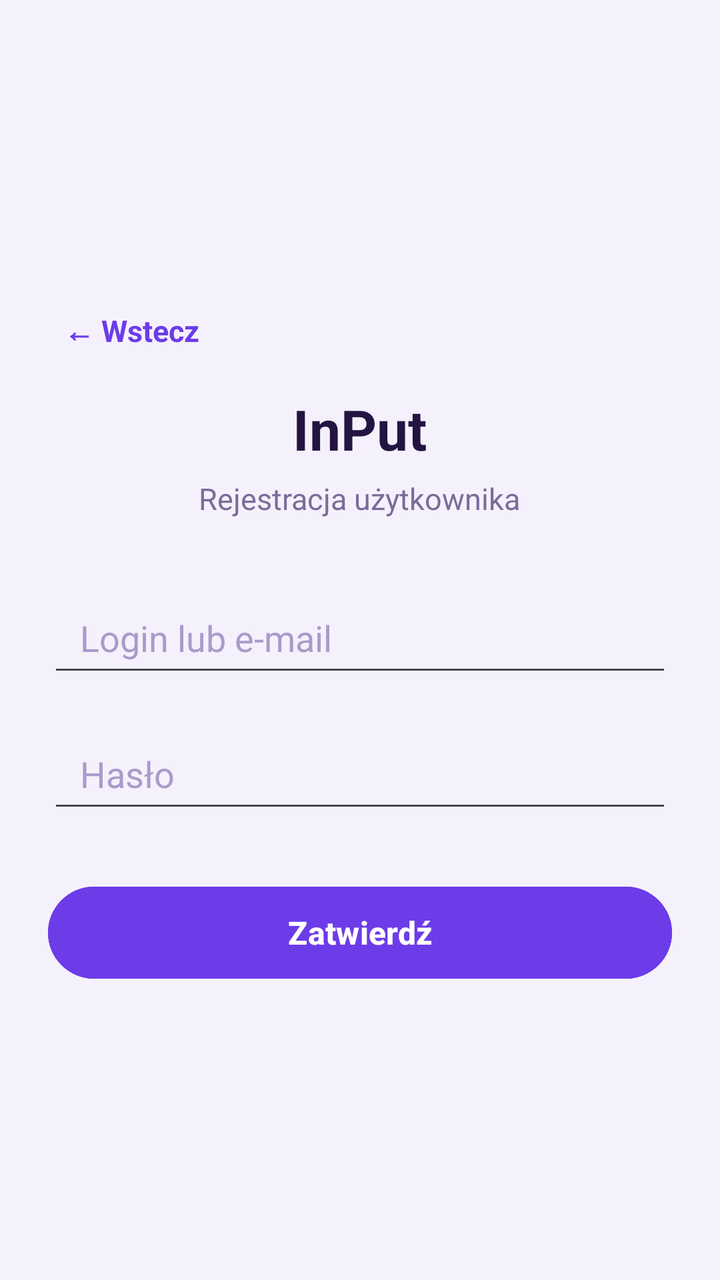
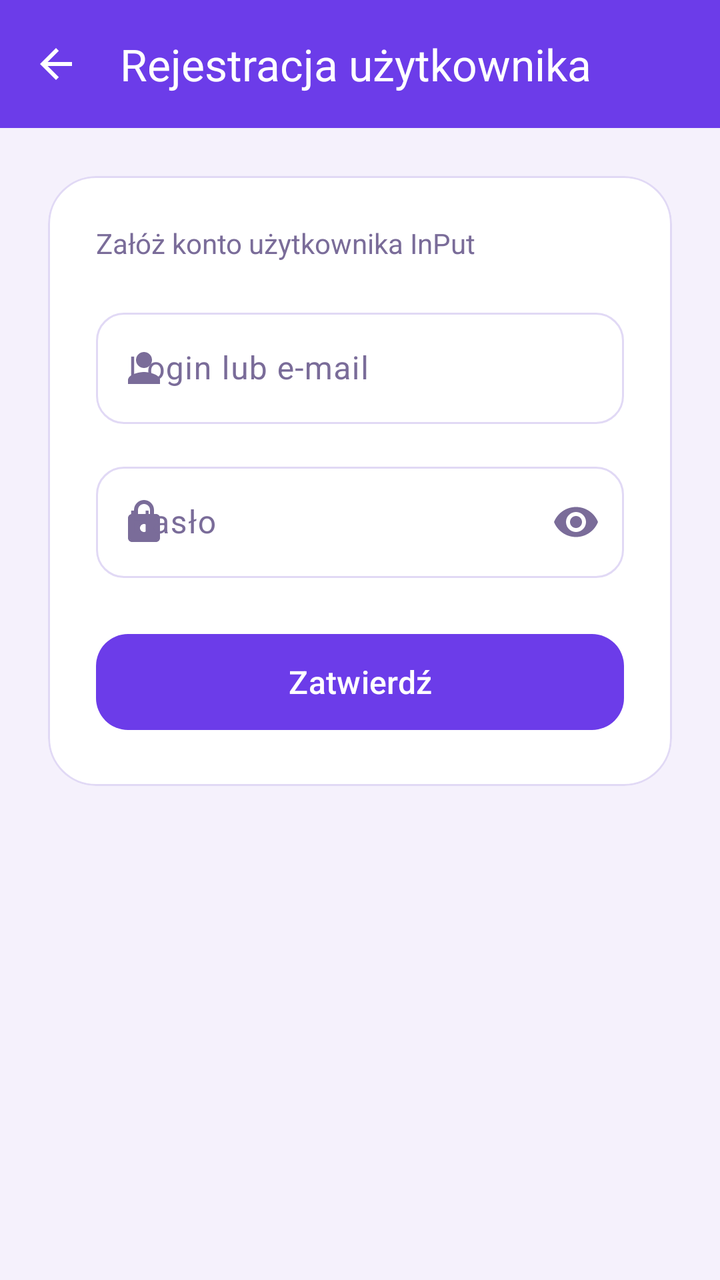

The first picture is an Android layout as it rendered before a commit; the second is the same layout after the commit. The layout source and the unified diff follow.
<!-- AndroidManifest.xml: application theme Theme.DemoEmptyActivity -->
<!-- res/layout/activity_register_user.xml -->
<?xml version="1.0" encoding="utf-8"?>
<androidx.appcompat.widget.LinearLayoutCompat
        xmlns:android="http://schemas.android.com/apk/res/android"
        xmlns:tools="http://schemas.android.com/tools"
        android:id="@+id/main"
        android:layout_width="match_parent"
        android:layout_height="match_parent"
        android:orientation="vertical"
        android:gravity="center"
        android:padding="24dp"
        android:background="@color/purple_background"
        tools:context=".RegisterUserActivity">

    <TextView
            android:id="@+id/btnBack"
            android:layout_width="wrap_content"
            android:layout_height="wrap_content"
            android:layout_gravity="start"
            android:text="← Wstecz"
            android:textColor="@color/purple_primary"
            android:textSize="15sp"
            android:textStyle="bold"
            android:clickable="true"
            android:focusable="true"
            android:padding="8dp"
            android:layout_marginBottom="12dp" />

    <TextView
            android:id="@+id/tvTitle"
            android:layout_width="wrap_content"
            android:layout_height="wrap_content"
            android:text="InPut"
            android:textSize="28sp"
            android:textStyle="bold"
            android:textColor="@color/text_dark"
            android:layout_marginBottom="6dp" />

    <TextView
            android:id="@+id/tvSubtitle"
            android:layout_width="wrap_content"
            android:layout_height="wrap_content"
            android:text="Rejestracja użytkownika"
            android:textSize="15sp"
            android:textColor="@color/text_muted"
            android:layout_marginBottom="32dp" />

    <EditText
            android:id="@+id/etLogin"
            android:layout_width="match_parent"
            android:layout_height="52dp"
            android:hint="Login lub e-mail"
            android:inputType="text"
            android:paddingStart="16dp"
            android:paddingEnd="16dp"
            android:textColor="@color/text_dark"
            android:textColorHint="@color/hint_muted"
            android:layout_marginBottom="16dp" />

    <EditText
            android:id="@+id/etPassword"
            android:layout_width="match_parent"
            android:layout_height="52dp"
            android:hint="Hasło"
            android:inputType="textPassword"
            android:paddingStart="16dp"
            android:paddingEnd="16dp"
            android:textColor="@color/text_dark"
            android:textColorHint="@color/hint_muted"
            android:layout_marginBottom="28dp" />

    <Button
            android:id="@+id/btnSubmit"
            android:layout_width="match_parent"
            android:layout_height="54dp"
            android:text="Zatwierdź"
            android:textSize="16sp"
            android:textStyle="bold"
            android:textColor="@color/white"
            android:backgroundTint="@color/purple_primary" />

</androidx.appcompat.widget.LinearLayoutCompat>
<!-- resources referenced by this layout -->
<resources>
  <color name="hint_muted">#A99BC9</color>
  <color name="purple_background">#F5F1FC</color>
  <color name="purple_primary">#6C3CE9</color>
  <color name="text_dark">#241442</color>
  <color name="text_muted">#7A6C99</color>
  <color name="white">#FFFFFFFF</color>
  <style name="Theme.DemoEmptyActivity" parent="Base.Theme.DemoEmptyActivity" />
  <style name="Base.Theme.DemoEmptyActivity" parent="Theme.Material3.DayNight.NoActionBar">
          <item name="colorPrimary">@color/purple_primary</item>
          <item name="colorPrimaryDark">@color/purple_primary_dark</item>
          <item name="colorOnPrimary">@color/white</item>
          <item name="android:windowBackground">@color/purple_background</item>
      </style>
  <color name="purple_primary_dark">#4B2AAE</color>
</resources>

<!-- the commit's change to res/layout/activity_register_user.xml (unified diff, before → after) -->
@@ -1,81 +1,111 @@
 <?xml version="1.0" encoding="utf-8"?>
-<androidx.appcompat.widget.LinearLayoutCompat
-        xmlns:android="http://schemas.android.com/apk/res/android"
+<LinearLayout xmlns:android="http://schemas.android.com/apk/res/android"
+        xmlns:app="http://schemas.android.com/apk/res-auto"
         xmlns:tools="http://schemas.android.com/tools"
         android:id="@+id/main"
         android:layout_width="match_parent"
         android:layout_height="match_parent"
         android:orientation="vertical"
-        android:gravity="center"
-        android:padding="24dp"
         android:background="@color/purple_background"
         tools:context=".RegisterUserActivity">
 
-    <TextView
-            android:id="@+id/btnBack"
-            android:layout_width="wrap_content"
-            android:layout_height="wrap_content"
-            android:layout_gravity="start"
-            android:text="← Wstecz"
-            android:textColor="@color/purple_primary"
-            android:textSize="15sp"
-            android:textStyle="bold"
-            android:clickable="true"
-            android:focusable="true"
-            android:padding="8dp"
-            android:layout_marginBottom="12dp" />
+    <com.google.android.material.appbar.MaterialToolbar
+            android:id="@+id/toolbar"
+            android:layout_width="match_parent"
+            android:layout_height="?attr/actionBarSize"
+            android:background="@color/purple_primary"
+            app:title="Rejestracja użytkownika"
+            app:titleTextColor="@color/white"
+            app:navigationIcon="@drawable/ic_arrow_back"
+            app:navigationIconTint="@color/white" />
 
-    <TextView
-            android:id="@+id/tvTitle"
-            android:layout_width="wrap_content"
-            android:layout_height="wrap_content"
-            android:text="InPut"
-            android:textSize="28sp"
-            android:textStyle="bold"
-            android:textColor="@color/text_dark"
-            android:layout_marginBottom="6dp" />
+    <androidx.core.widget.NestedScrollView
+            android:layout_width="match_parent"
+            android:layout_height="match_parent">
 
-    <TextView
-            android:id="@+id/tvSubtitle"
-            android:layout_width="wrap_content"
-            android:layout_height="wrap_content"
-            android:text="Rejestracja użytkownika"
-            android:textSize="15sp"
-            android:textColor="@color/text_muted"
-            android:layout_marginBottom="32dp" />
+        <LinearLayout
+                android:layout_width="match_parent"
+                android:layout_height="wrap_content"
+                android:orientation="vertical"
+                android:padding="24dp">
 
-    <EditText
-            android:id="@+id/etLogin"
-            android:layout_width="match_parent"
-            android:layout_height="52dp"
-            android:hint="Login lub e-mail"
-            android:inputType="text"
-            android:paddingStart="16dp"
-            android:paddingEnd="16dp"
-            android:textColor="@color/text_dark"
-            android:textColorHint="@color/hint_muted"
-            android:layout_marginBottom="16dp" />
+            <com.google.android.material.card.MaterialCardView
+                    android:layout_width="match_parent"
+                    android:layout_height="wrap_content"
+                    app:cardCornerRadius="24dp"
+                    app:cardElevation="0dp"
+                    app:strokeWidth="1dp"
+                    app:strokeColor="@color/outline"
+                    app:cardBackgroundColor="@color/surface">
 
-    <EditText
-            android:id="@+id/etPassword"
-            android:layout_width="match_parent"
-            android:layout_height="52dp"
-            android:hint="Hasło"
-            android:inputType="textPassword"
-            android:paddingStart="16dp"
-            android:paddingEnd="16dp"
-            android:textColor="@color/text_dark"
-            android:textColorHint="@color/hint_muted"
-            android:layout_marginBottom="28dp" />
+                <LinearLayout
+                        android:layout_width="match_parent"
+                        android:layout_height="wrap_content"
+                        android:orientation="vertical"
+                        android:padding="24dp">
 
-    <Button
-            android:id="@+id/btnSubmit"
-            android:layout_width="match_parent"
-            android:layout_height="54dp"
-            android:text="Zatwierdź"
-            android:textSize="16sp"
-            android:textStyle="bold"
-            android:textColor="@color/white"
-            android:backgroundTint="@color/purple_primary" />
+                    <TextView
+                            android:layout_width="wrap_content"
+                            android:layout_height="wrap_content"
+                            android:text="Załóż konto użytkownika InPut"
+                            android:textSize="14sp"
+                            android:textColor="@color/text_muted"
+                            android:layout_marginBottom="20dp" />
 
-</androidx.appcompat.widget.LinearLayoutCompat>
+                    <com.google.android.material.textfield.TextInputLayout
+                            android:id="@+id/tilLogin"
+                            style="@style/Widget.Material3.TextInputLayout.OutlinedBox"
+                            android:layout_width="match_parent"
+                            android:layout_height="wrap_content"
+                            android:hint="Login lub e-mail"
+                            app:startIconDrawable="@drawable/ic_person"
+                            app:boxCornerRadiusTopStart="14dp"
+                            app:boxCornerRadiusTopEnd="14dp"
+                            app:boxCornerRadiusBottomStart="14dp"
+                            app:boxCornerRadiusBottomEnd="14dp"
+                            android:layout_marginBottom="16dp">
+
+                        <com.google.android.material.textfield.TextInputEditText
+                                android:id="@+id/etLogin"
+                                android:layout_width="match_parent"
+                                android:layout_height="wrap_content"
+                                android:inputType="text" />
+                    </com.google.android.material.textfield.TextInputLayout>
+
+                    <com.google.android.material.textfield.TextInputLayout
+                            android:id="@+id/tilPassword"
+                            style="@style/Widget.Material3.TextInputLayout.OutlinedBox"
+                            android:layout_width="match_parent"
+                            android:layout_height="wrap_content"
+                            android:hint="Hasło"
+                            app:startIconDrawable="@drawable/ic_lock"
+                            app:endIconMode="password_toggle"
+                            app:boxCornerRadiusTopStart="14dp"
+                            app:boxCornerRadiusTopEnd="14dp"
+                            app:boxCornerRadiusBottomStart="14dp"
+                            app:boxCornerRadiusBottomEnd="14dp"
+                            android:layout_marginBottom="24dp">
+
+                        <com.google.android.material.textfield.TextInputEditText
+                                android:id="@+id/etPassword"
+                                android:layout_width="match_parent"
+                                android:layout_height="wrap_content"
+                                android:inputType="textPassword" />
+                    </com.google.android.material.textfield.TextInputLayout>
+
+                    <com.google.android.material.button.MaterialButton
+                            android:id="@+id/btnSubmit"
+                            android:layout_width="match_parent"
+                            android:layout_height="56dp"
+                            android:text="Zatwierdź"
+                            android:textSize="16sp"
+                            android:textAllCaps="false"
+                            app:cornerRadius="16dp" />
+
+                </LinearLayout>
+            </com.google.android.material.card.MaterialCardView>
+
+        </LinearLayout>
+    </androidx.core.widget.NestedScrollView>
+
+</LinearLayout>
<!-- resource entries referenced after the edit -->
@@ -1,18 +1,58 @@
 <!-- resources referenced by this layout -->
 <resources>
-  <color name="hint_muted">#A99BC9</color>
+  <color name="outline">#E1D9F5</color>
   <color name="purple_background">#F5F1FC</color>
   <color name="purple_primary">#6C3CE9</color>
+  <color name="surface">#FFFFFF</color>
   <color name="text_dark">#241442</color>
   <color name="text_muted">#7A6C99</color>
   <color name="white">#FFFFFFFF</color>
+  <!-- drawable ic_arrow_back (drawable) -->
+  <vector xmlns:android="http://schemas.android.com/apk/res/android"
+      android:width="24dp"
+      android:height="24dp"
+      android:viewportWidth="24"
+      android:viewportHeight="24"
+      android:tint="#FFFFFF">
+      <path
+          android:fillColor="#FF000000"
+          android:pathData="M20,11H7.83l5.59,-5.59L12,4l-8,8 8,8 1.41,-1.41L7.83,13H20v-2z"/>
+  </vector>
+  <!-- drawable ic_lock (drawable) -->
+  <vector xmlns:android="http://schemas.android.com/apk/res/android"
+      android:width="24dp"
+      android:height="24dp"
+      android:viewportWidth="24"
+      android:viewportHeight="24">
+      <path
+          android:fillColor="#FF000000"
+          android:pathData="M18,8h-1L17,6c0,-2.76 -2.24,-5 -5,-5S7,3.24 7,6v2L6,8c-1.1,0 -2,0.9 -2,2v10c0,1.1 0.9,2 2,2h12c1.1,0 2,-0.9 2,-2L20,10c0,-1.1 -0.9,-2 -2,-2zM9,6c0,-1.66 1.34,-3 3,-3s3,1.34 3,3v2L9,8L9,6zM12,17c-1.1,0 -2,-0.9 -2,-2s0.9,-2 2,-2 2,0.9 2,2 -0.9,2 -2,2z"/>
+  </vector>
+  <!-- drawable ic_person (drawable) -->
+  <vector xmlns:android="http://schemas.android.com/apk/res/android"
+      android:width="24dp"
+      android:height="24dp"
+      android:viewportWidth="24"
+      android:viewportHeight="24">
+      <path
+          android:fillColor="#FF000000"
+          android:pathData="M12,12c2.21,0 4,-1.79 4,-4s-1.79,-4 -4,-4 -4,1.79 -4,4 1.79,4 4,4zM12,14c-2.67,0 -8,1.34 -8,4v2h16v-2c0,-2.66 -5.33,-4 -8,-4z"/>
+  </vector>
   <style name="Theme.DemoEmptyActivity" parent="Base.Theme.DemoEmptyActivity" />
   <style name="Base.Theme.DemoEmptyActivity" parent="Theme.Material3.DayNight.NoActionBar">
           <item name="colorPrimary">@color/purple_primary</item>
           <item name="colorPrimaryDark">@color/purple_primary_dark</item>
           <item name="colorOnPrimary">@color/white</item>
+          <item name="colorPrimaryContainer">@color/purple_container</item>
+          <item name="colorOnPrimaryContainer">@color/text_dark</item>
+          <item name="colorSecondary">@color/purple_primary</item>
+          <item name="colorSurface">@color/surface</item>
+          <item name="colorOnSurface">@color/text_dark</item>
+          <item name="colorOnSurfaceVariant">@color/text_muted</item>
+          <item name="colorOutline">@color/outline</item>
           <item name="android:windowBackground">@color/purple_background</item>
       </style>
   <color name="purple_primary_dark">#4B2AAE</color>
+  <color name="purple_container">#EDE4FB</color>
 </resources>
 
